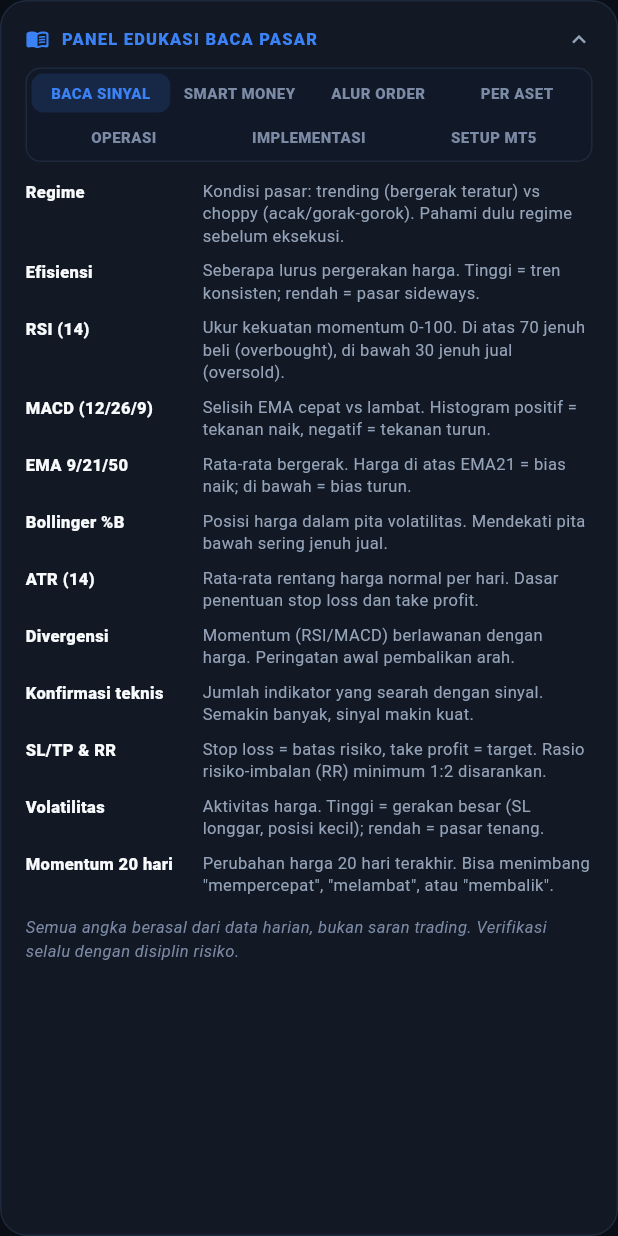
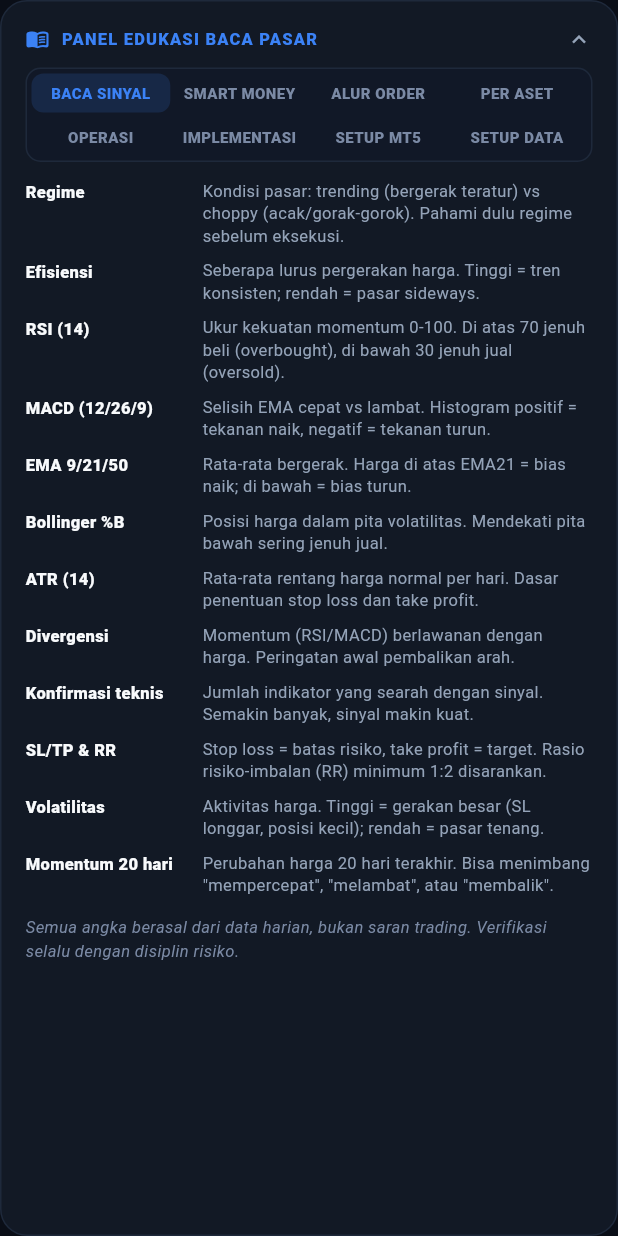
Before and after one commit to Shinsude/cangcilung-trading, a Flutter app: the _EducationPanel widget shown alone on an empty page, opened directly, after a tap on "PANEL EDUKASI BACA PASAR", on a phone screen of 412 x 824 dp. Run offline on Flutter 3.47's test engine with Material 3 defaults, Android fonts, the phone set to English and light mode, and no system bars; our stand-ins replace flutter_local_notifications, shared_preferences; missing offline and left inert: workmanager; accounts and stored records are empty; network calls fail; statements that could not run were skipped.

Commit message:
edukasi: topik baru SETUP DATA (Fase 2 intelijen XAUUSD: 4 pilar makro, Gold-MCP/xaudaily/FXMacroData, filter & event risk) + toggle 4x2

```diff
--- a/flutter_app/lib/screens/home_screen_parts/signal.dart
+++ b/flutter_app/lib/screens/home_screen_parts/signal.dart
@@ -2073,6 +2073,17 @@ class _EducationPanelState extends State<_EducationPanel> {
     ('Troubleshoot', '"initialize() failed" = MT5 tak berjalan (+cek --path); "No data returned" = jaringan/server broker; "Trading is not enabled" = aktifkan algoritmik trading; "Symbol not found" = cek Market Watch  Specification; "MCP Connection Lost" = restart sesi & cek port 9090.'),
   ];
 
+  static const _rowsDATA = <(String, String)>[
+    ('Kenapa makro?', 'Emas didorong 4 pilar: Dolar (DXY, korelasi negatif \u2248 -0.63), suku bunga riil TIPS (-0.82, inverse terkuat), risiko pasar (VIX positif \u2014 safe haven), likuiditas global (positif). Tanpa konteks ini sinyal teknikal rawan false signal \u2014 misal sinyal BUY tepat saat DXY rally kuat.'),
+    ('Gold-MCP', 'Rekomendasi utama; free tier fungsional (13 tools): get_gold_price, get_gold_ohlcv, get_macro_context (DXY, US10Y/02Y, SPX, VIX, BTC, silver, oil), get_gold_correlations, get_gold_seasonality, gold_market_snapshot. Instal: pip install gold-mcp; adapter MT5 BYOK: gold-mcp[mt5].'),
+    ('xaudaily', 'MCP zero-dependency (standard library saja): COMEX gold + Au99.99 Shanghai, US CPI/core PCE/NFP/PPI, DXY, Treasury 10Y/30Y, VIX, SPDR holdings, FOMC odds, IMF gold buying, crude, US debt, gold driver score. Tiap field bawa source + asOf/stale flag. Update 2x/hari \u2014 daily readings, bukan tick.'),
+    ('FXMacroData', 'Data makro historis + COT positioning (CFTC): release_calendar, indicator_query (CPI/NFP/PCE), cot_data, commodities, forex, market_sessions. Data USD 90 hari gratis tanpa API key: uvx mcp-server-fxmacrodata.'),
+    ('Arsitektur data', 'Kombinasi, bukan satu sumber: MT5 (live & eksekusi, real-time) + Gold-MCP (konteks makro on-demand) + xaudaily (brief harian CPI/NFP/FOMC) + FXMacroData (COT + kalender rilis, mingguan/harian). Verifikasi silang minimal 2 sumber independen.'),
+    ('Filter makro', 'Sebelum eksekusi BUY: DXY tak rally >0.5%/hari; US10Y tak melonjak tajam; VIX tak rendah ekstrem (risk-on). Musiman: bulan bearish \u2192 kecilkan/lewati. Regime korelasi (Gold-MCP Pro): deteksi decoupling DXY-Emas \u2014 saat ter-decouple, sinyal teknikal lebih layak dipercaya.'),
+    ('Event risk', 'release_calendar utk menghindari CPI/NFP/FOMC: tidak trading (atau kurangi ukuran) di sekitar rilis besar. Contoh: sweep SMC + DXY turun + US10Y turun + VIX naik + musiman bullish + 4 jam tanpa rilis \u2192 eksekusi penuh; filter gagal \u2192 lewati atau ukuran dikurangi 50%.'),
+    ('Verifikasi', 'Checklist: semua MCP connected (cek daftar MCP); get_macro_context / get_gold_seasonality / get_gold_correlations / release_calendar berfungsi; korelasi silang minimal dua sumber; filter makro terintegrasi ke logika strategi (minimal sebagai konsep).'),
+  ];
+
   @override
   Widget build(BuildContext context) {
     final rows = switch (_topic) {
@@ -2083,6 +2094,7 @@ class _EducationPanelState extends State<_EducationPanel> {
       4 => _rowsIM,
       5 => _rowsOP,
       6 => _rowsMT,
+      7 => _rowsDATA,
       _ => _rowsOP,
     };
     return Container(
@@ -2162,6 +2174,7 @@ class _EducationPanelState extends State<_EducationPanel> {
               _topicBtn(4, 'OPERASI'),
               _topicBtn(5, 'IMPLEMENTASI'),
               _topicBtn(6, 'SETUP MT5'),
+              _topicBtn(7, 'SETUP DATA'),
             ],
           ),
         ],
```
Also changed, not shown: 1 other file.
